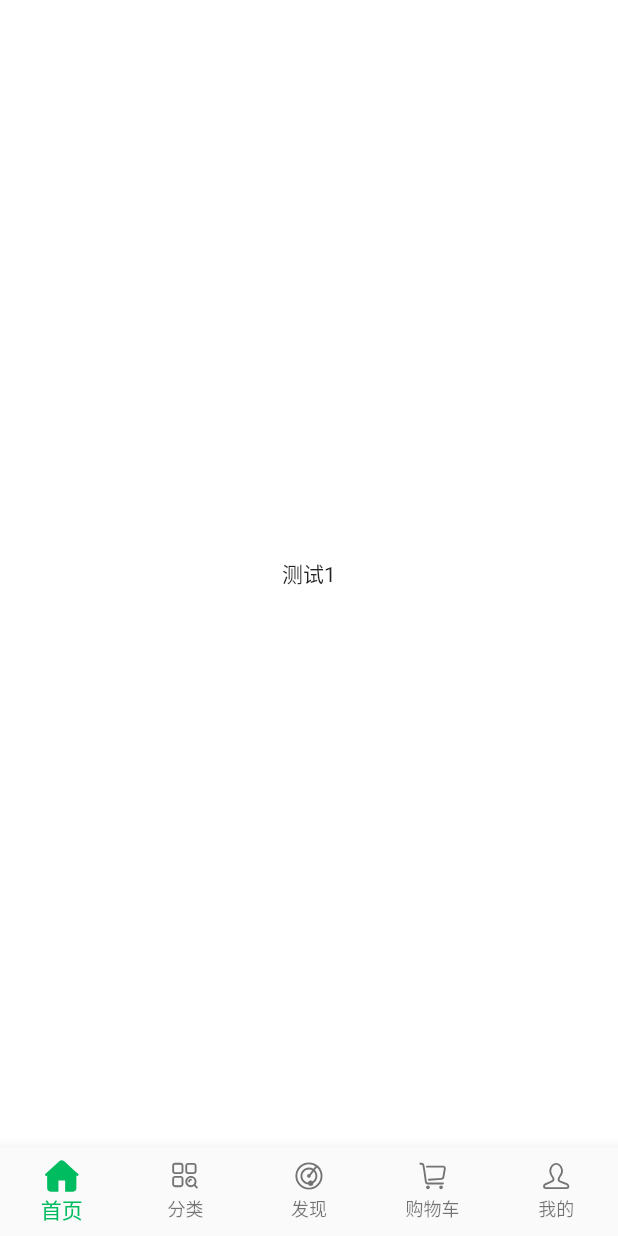
After one commit to makai554892700/MYSShop, a Flutter app: the PageParent screen opened directly, on a phone screen of 412 x 824 dp. The commit adds this screen. Run offline on Flutter 3.47's test engine with Material 2 defaults, Android fonts, the phone set to English and light mode, and no system bars; our stand-ins replace flutter_svg; Roboto replaces fonts that are missing (ZhiMangXing).

Commit message:
add:添加首页底部item

```diff
--- a/lib/main.dart
+++ b/lib/main.dart
@@ -8,18 +8,20 @@ void main() {
   if (Platform.isAndroid) {
     //设置Android头部的导航栏透明
     SystemUiOverlayStyle systemUiOverlayStyle =
-    SystemUiOverlayStyle(statusBarColor: Colors.transparent);
+        SystemUiOverlayStyle(statusBarColor: Colors.transparent);
     SystemChrome.setSystemUIOverlayStyle(systemUiOverlayStyle);
   }
 }
 
 class MainApp extends StatelessWidget {
-
   @override
   Widget build(BuildContext context) {
     return RestartWidget(
       child: MaterialApp(
-        theme: ThemeData(backgroundColor: Colors.white),
+        theme: ThemeData(
+          backgroundColor: Colors.white,
+          fontFamily: 'ZhiMangXing',
+        ),
         home: Scaffold(
           resizeToAvoidBottomPadding: false,
           body: Home(),
@@ -40,7 +42,7 @@ class RestartWidget extends StatefulWidget {
 
   static restartApp(BuildContext context) {
     final _RestartWidgetState state =
-    context.ancestorStateOfType(const TypeMatcher<_RestartWidgetState>());
+        context.ancestorStateOfType(const TypeMatcher<_RestartWidgetState>());
     state.restartApp();
   }
 
--- a/lib/widgets/home.dart
+++ b/lib/widgets/home.dart
@@ -1,6 +1,6 @@
+import 'package:MYSShop/widgets/page_parent.dart';
 import 'package:MYSShop/utils/screen_utils.dart';
-import 'package:MYSShop/widgets/view/waiter_view.dart';
-import 'package:cached_network_image/cached_network_image.dart';
+import 'package:MYSShop/view/waiter_view.dart';
 import 'package:flutter/cupertino.dart';
 import 'package:flutter/material.dart';
 
@@ -19,7 +19,7 @@ class HomeState extends State<Home> {
     return Stack(
       children: [
         Offstage(
-          child: Text('Hello world.'),
+          child: PageParent(),
           offstage: showAd,
         ),
         Offstage(
@@ -27,7 +27,7 @@ class HomeState extends State<Home> {
             child: Stack(
               children: [
                 Image(
-                  image: AssetImage('images/lion.jpg'),
+                  image: AssetImage('assets/images/lion.jpg'),
                   width: double.infinity,
                   height: double.infinity,
                   fit: BoxFit.cover,
@@ -38,7 +38,11 @@ class HomeState extends State<Home> {
                     width: ScreenUtils.screenW(context),
                     child: Text(
                       '落花有意随流水,流水无心恋落花',
-                      style: TextStyle(fontSize: 15.0, color: Colors.white),
+                      style: TextStyle(
+                        fontSize: 15.0,
+                        color: Colors.white,
+                        fontFamily: 'ZhiMangXing',
+                      ),
                       textAlign: TextAlign.center,
                     ),
                   ),
--- /dev/null
+++ b/lib/widgets/page_parent.dart
@@ -0,0 +1,136 @@
+import 'package:flutter/cupertino.dart';
+import 'package:flutter/material.dart';
+import 'package:flutter_svg/flutter_svg.dart';
+
+class PageParent extends StatefulWidget {
+  @override
+  State createState() {
+    return PageParentState();
+  }
+}
+
+class PageParentState extends State<PageParent> {
+  int selectIndex = 0;
+  Color baseColor = Color.fromARGB(255, 0, 188, 96);
+  List<Widget> pages;
+  List<BottomNavigationBarItem> itemList;
+  final itemNames = [
+    BottomItem(
+      '首页',
+      'assets/images/bottom_home_active.svg',
+      'assets/images/bottom_home.svg',
+    ),
+    BottomItem(
+      '分类',
+      'assets/images/bottom_type_active.svg',
+      'assets/images/bottom_type.svg',
+    ),
+    BottomItem(
+      '发现',
+      'assets/images/bottom_find_active.svg',
+      'assets/images/bottom_find.svg',
+    ),
+    BottomItem(
+      '购物车',
+      'assets/images/bottom_shop_card_active.svg',
+      'assets/images/bottom_shop_card.svg',
+    ),
+    BottomItem(
+      '我的',
+      'assets/images/bottom_mine_active.svg',
+      'assets/images/bottom_mine.svg',
+    ),
+  ];
+
+  @override
+  void initState() {
+    super.initState();
+    if (pages == null) {
+      pages = [
+        Center(
+          child: Text('测试1'),
+        ),
+        Center(
+          child: Text('测试2'),
+        ),
+        Center(
+          child: Text('测试3'),
+        ),
+        Center(
+          child: Text('测试4'),
+        ),
+        Center(
+          child: Text('测试5'),
+        ),
+      ];
+    }
+    if (itemList == null) {
+      itemList = itemNames
+          .map((item) => BottomNavigationBarItem(
+              icon: SvgPicture.asset(
+                item.normalIcon,
+                color: Colors.black54,
+                width: 20.0,
+                height: 20.0,
+              ),
+              title: Text(
+                item.name,
+                style: TextStyle(
+                  fontSize: 20.0,
+                  fontFamily: 'ZhiMangXing',
+                ),
+              ),
+              activeIcon: SvgPicture.asset(
+                item.activeIcon,
+                color: baseColor,
+                width: 24.0,
+                height: 24.0,
+              )))
+          .toList();
+    }
+  }
+
+  @override
+  Widget build(BuildContext context) {
+    return Scaffold(
+      body: Stack(
+        children: [
+          getPagesWidget(0),
+          getPagesWidget(1),
+          getPagesWidget(2),
+          getPagesWidget(3),
+          getPagesWidget(4),
+        ],
+      ),
+      backgroundColor: Colors.white,
+      bottomNavigationBar: BottomNavigationBar(
+        items: itemList,
+        onTap: (int index) {
+          setState(() {
+            selectIndex = index;
+          });
+        },
+        iconSize: 24,
+        currentIndex: selectIndex,
+        fixedColor: baseColor,
+        type: BottomNavigationBarType.fixed,
+      ),
+    );
+  }
+
+  Widget getPagesWidget(int index) {
+    return Offstage(
+      offstage: selectIndex != index,
+      child: TickerMode(
+        enabled: selectIndex == index,
+        child: pages[index],
+      ),
+    );
+  }
+}
+
+class BottomItem {
+  String name, activeIcon, normalIcon;
+
+  BottomItem(this.name, this.activeIcon, this.normalIcon);
+}
```
Also changed, not shown: pubspec.yaml (+4 -3 lines), assets/images/bottom_find.svg (added), assets/images/bottom_find_active.svg (added), assets/images/bottom_home.svg (added), assets/images/bottom_home_active.svg (added), assets/images/bottom_mine.svg (added), assets/images/bottom_mine_active.svg (added), assets/images/bottom_shop_card.svg (added), assets/images/bottom_shop_card_active.svg (added), assets/images/bottom_type.svg (added), assets/images/bottom_type_active.svg (added), assets/images/lion.jpg (renamed from images/lion.jpg), lib/view/waiter_view.dart (renamed from lib/widgets/view/waiter_view.dart), pubspec.lock, 1 other file.
